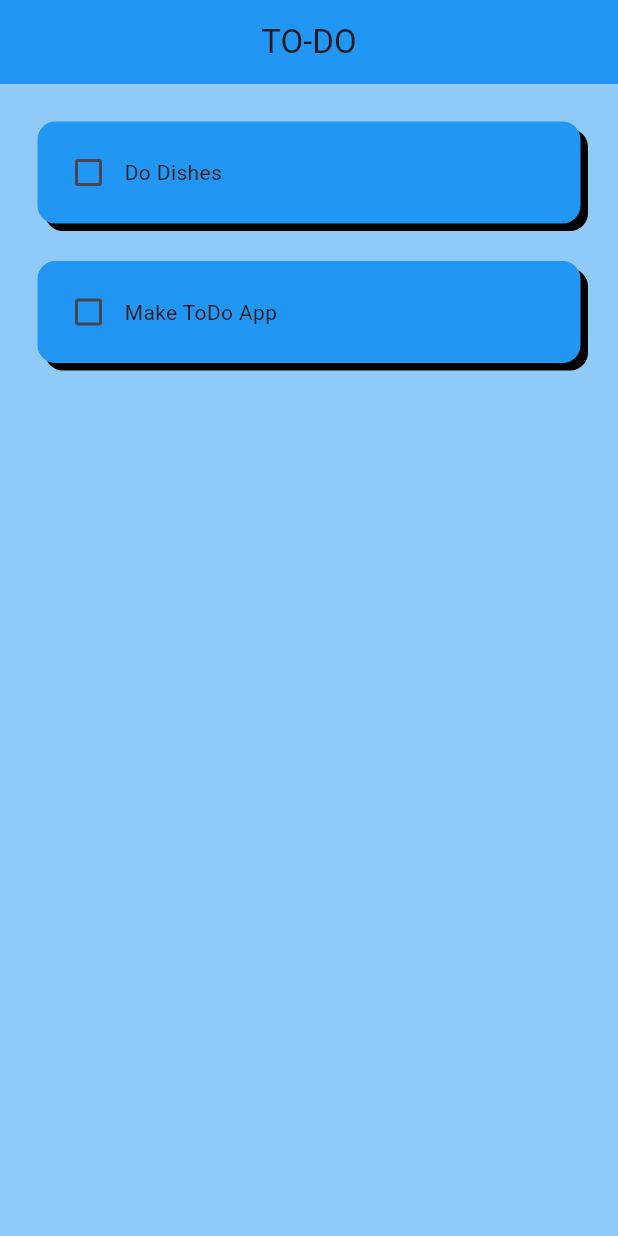
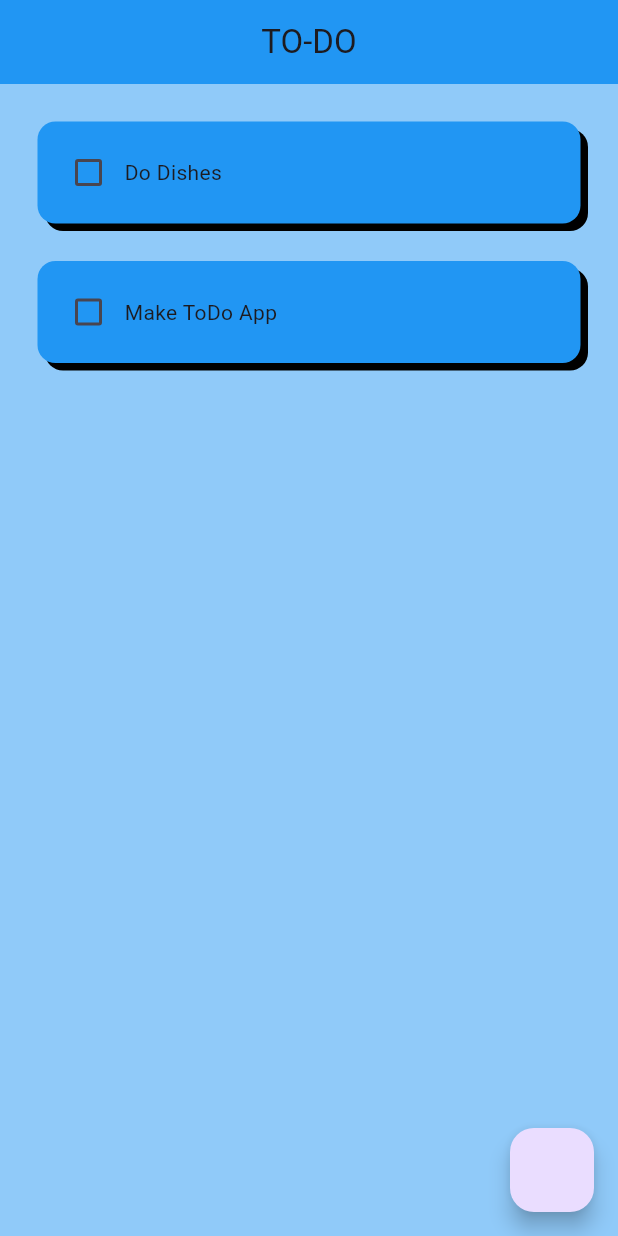
Before and after one commit to jainbhavit2018/todo_app, a Flutter app: the screen it shows after launch, on a phone screen of 412 x 824 dp. Run offline on Flutter 3.47's test engine with Material 3 defaults, Android fonts, the phone set to English and light mode, and no system bars.

Commit message:
added comments

```diff
--- a/lib/pages/home_page.dart
+++ b/lib/pages/home_page.dart
@@ -25,7 +25,10 @@ class _HomePageState extends State<HomePage> {
   @override
   Widget build(BuildContext context) {
     return Scaffold(
+      // bgcolor
       backgroundColor: Colors.blue[200],
+
+      //appBar
       appBar: AppBar(
         title: const Text(
           'TO-DO',
@@ -34,6 +37,13 @@ class _HomePageState extends State<HomePage> {
         backgroundColor: Colors.blue,
         centerTitle: true,
       ),
+
+      // + button
+      floatingActionButton: FloatingActionButton(
+        onPressed: () {},
+      ),
+
+      // body
       body: ListView.builder(
         itemCount: toDoList.length,
         itemBuilder: (context, index) {
```
Also changed, not shown: lib/util/todo_tile.dart (+7 -0 lines).
